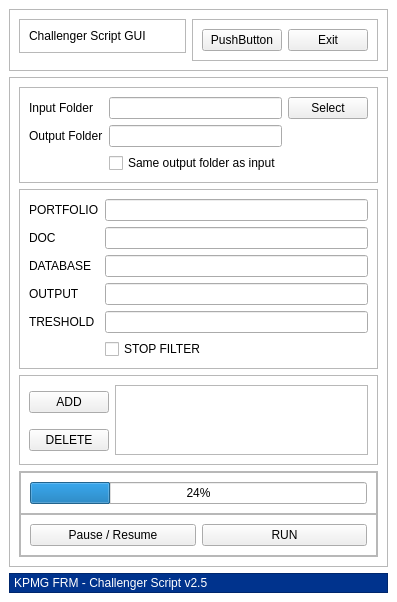
Gygarte/challenger, file ui/mainWindow.ui: the form before one commit.
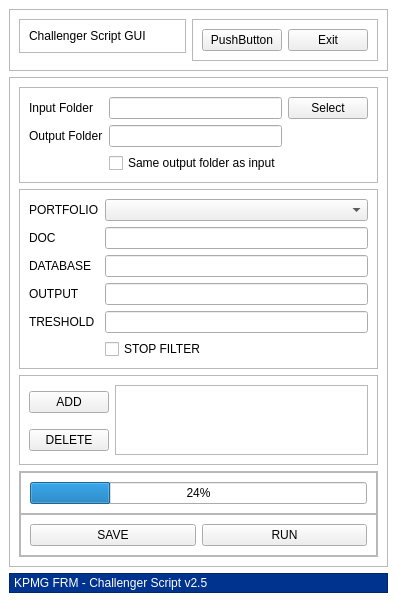
The form after the commit.

Commit message: Second Commit. Still surviving. Added auto reading for input file sheet (now the Portfolio ComboBox display the available sheets). Some bugs fixed!

Patch:
```diff
--- a/ui/mainWindow.ui
+++ b/ui/mainWindow.ui
@@ -164,9 +164,6 @@
             </property>
            </widget>
           </item>
-          <item row="0" column="1">
-           <widget class="QLineEdit" name="portfolio_lineEdit"/>
-          </item>
           <item row="2" column="0">
            <widget class="QLabel" name="doc_tag">
             <property name="text">
@@ -214,6 +211,9 @@
             </property>
            </widget>
           </item>
+          <item row="0" column="1">
+           <widget class="QComboBox" name="portfolio_comboBox"/>
+          </item>
          </layout>
         </widget>
        </item>
@@ -307,7 +307,7 @@
              <item>
               <widget class="QPushButton" name="pause_resume_botton">
                <property name="text">
-                <string>Pause / Resume</string>
+                <string>SAVE</string>
                </property>
               </widget>
              </item>
```
Left out of the diff: 2 changed lines with no effect on the pictures. The commit also changes 2 other files.
